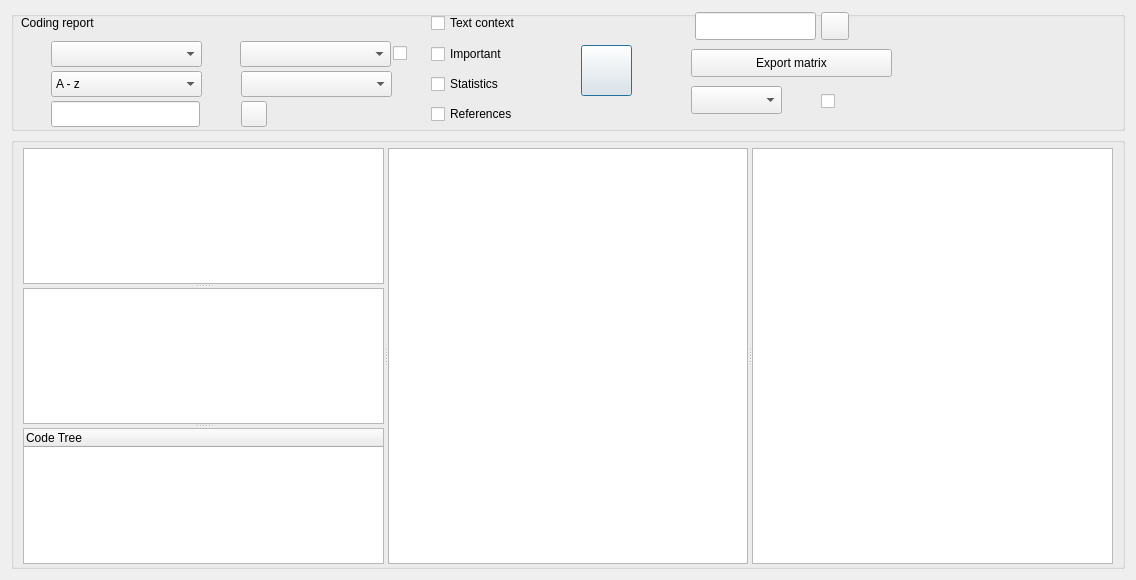
First picture: the form in src/GUI_UIs/ui_dialog_report_codings.ui, repository ccbogel/QualCoder, before the edit.
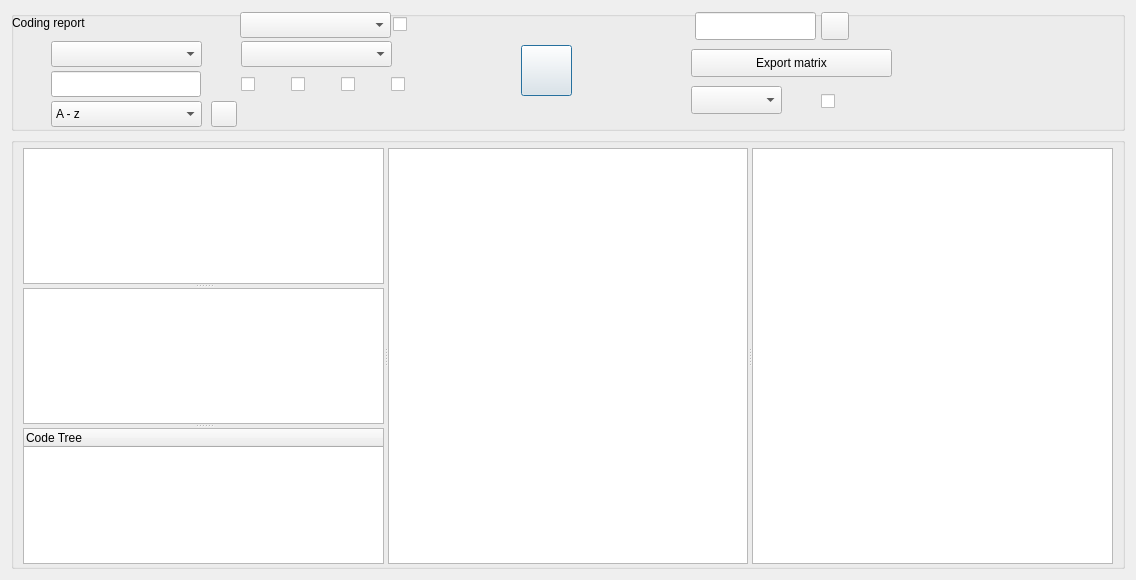
Second picture: the form after the edit.

Patch:
```diff
--- a/src/GUI_UIs/ui_dialog_report_codings.ui
+++ b/src/GUI_UIs/ui_dialog_report_codings.ui
@@ -44,8 +44,8 @@
       <property name="geometry">
        <rect>
         <x>40</x>
-        <y>90</y>
-        <width>149</width>
+        <y>60</y>
+        <width>150</width>
         <height>26</height>
        </rect>
       </property>
@@ -53,7 +53,7 @@
      <widget class="QPushButton" name="pushButton_run_report">
       <property name="geometry">
        <rect>
-        <x>570</x>
+        <x>510</x>
         <y>34</y>
         <width>51</width>
         <height>51</height>
@@ -79,7 +79,7 @@
      <widget class="QPushButton" name="pushButton_attributeselect">
       <property name="geometry">
        <rect>
-        <x>230</x>
+        <x>200</x>
         <y>90</y>
         <width>26</width>
         <height>26</height>
@@ -157,7 +157,7 @@
      <widget class="QLabel" name="label_title">
       <property name="geometry">
        <rect>
-        <x>10</x>
+        <x>1</x>
         <y>0</y>
         <width>191</width>
         <height>23</height>
@@ -171,7 +171,7 @@
       <property name="geometry">
        <rect>
         <x>229</x>
-        <y>30</y>
+        <y>1</y>
         <width>151</width>
         <height>26</height>
        </rect>
@@ -189,9 +189,9 @@
      <widget class="QCheckBox" name="checkBox_important">
       <property name="geometry">
        <rect>
-        <x>420</x>
-        <y>30</y>
-        <width>131</width>
+        <x>280</x>
+        <y>60</y>
+        <width>24</width>
         <height>26</height>
        </rect>
       </property>
@@ -199,14 +199,14 @@
        <string>Filter results for those marked Important</string>
       </property>
       <property name="text">
-       <string>Important</string>
+       <string/>
       </property>
      </widget>
      <widget class="QComboBox" name="comboBox_memos">
       <property name="geometry">
        <rect>
         <x>230</x>
-        <y>60</y>
+        <y>30</y>
         <width>151</width>
         <height>26</height>
        </rect>
@@ -219,7 +219,7 @@
       <property name="geometry">
        <rect>
         <x>200</x>
-        <y>60</y>
+        <y>30</y>
         <width>24</width>
         <height>24</height>
        </rect>
@@ -234,9 +234,9 @@
      <widget class="QCheckBox" name="checkBox_show_stats">
       <property name="geometry">
        <rect>
-        <x>420</x>
+        <x>330</x>
         <y>60</y>
-        <width>131</width>
+        <width>24</width>
         <height>26</height>
        </rect>
       </property>
@@ -244,14 +244,14 @@
        <string>Display summary statistics</string>
       </property>
       <property name="text">
-       <string>Statistics</string>
+       <string/>
       </property>
      </widget>
      <widget class="QCheckBox" name="checkBox_matrix_transpose">
       <property name="geometry">
        <rect>
         <x>382</x>
-        <y>30</y>
+        <y>1</y>
         <width>21</width>
         <height>24</height>
        </rect>
@@ -266,9 +266,9 @@
      <widget class="QCheckBox" name="checkBox_text_context">
       <property name="geometry">
        <rect>
-        <x>420</x>
-        <y>-1</y>
-        <width>131</width>
+        <x>230</x>
+        <y>60</y>
+        <width>24</width>
         <height>26</height>
        </rect>
       </property>
@@ -277,7 +277,7 @@
 Change Settings for number of characters and display style.</string>
       </property>
       <property name="text">
-       <string>Text context</string>
+       <string/>
       </property>
      </widget>
      <widget class="QLineEdit" name="lineEdit_search_results">
@@ -313,7 +313,7 @@
       <property name="geometry">
        <rect>
         <x>40</x>
-        <y>60</y>
+        <y>90</y>
         <width>151</width>
         <height>26</height>
        </rect>
@@ -399,9 +399,9 @@
      <widget class="QCheckBox" name="checkBox_show_refs">
       <property name="geometry">
        <rect>
-        <x>420</x>
-        <y>90</y>
-        <width>131</width>
+        <x>380</x>
+        <y>60</y>
+        <width>24</width>
         <height>26</height>
        </rect>
       </property>
@@ -409,7 +409,7 @@
        <string>Show references</string>
       </property>
       <property name="text">
-       <string>References</string>
+       <string/>
       </property>
      </widget>
      <widget class="QLabel" name="label_coders">
@@ -448,7 +448,7 @@
       <property name="geometry">
        <rect>
         <x>8</x>
-        <y>91</y>
+        <y>60</y>
         <width>26</width>
         <height>26</height>
        </rect>
@@ -464,7 +464,7 @@
       <property name="geometry">
        <rect>
         <x>200</x>
-        <y>30</y>
+        <y>1</y>
         <width>26</width>
         <height>26</height>
        </rect>
@@ -512,7 +512,7 @@
       <property name="geometry">
        <rect>
         <x>10</x>
-        <y>60</y>
+        <y>90</y>
         <width>26</width>
         <height>26</height>
        </rect>
@@ -524,6 +524,70 @@
        <string/>
       </property>
      </widget>
+     <widget class="QLabel" name="label_text_context">
+      <property name="geometry">
+       <rect>
+        <x>200</x>
+        <y>60</y>
+        <width>24</width>
+        <height>24</height>
+       </rect>
+      </property>
+      <property name="toolTip">
+       <string>Surround coded text with pre-text and post-text.</string>
+      </property>
+      <property name="text">
+       <string/>
+      </property>
+     </widget>
+     <widget class="QLabel" name="label_important">
+      <property name="geometry">
+       <rect>
+        <x>250</x>
+        <y>60</y>
+        <width>24</width>
+        <height>24</height>
+       </rect>
+      </property>
+      <property name="toolTip">
+       <string>Filter results for those marked important.</string>
+      </property>
+      <property name="text">
+       <string/>
+      </property>
+     </widget>
+     <widget class="QLabel" name="label_statistics">
+      <property name="geometry">
+       <rect>
+        <x>300</x>
+        <y>60</y>
+        <width>24</width>
+        <height>24</height>
+       </rect>
+      </property>
+      <property name="toolTip">
+       <string>Display summary statistics</string>
+      </property>
+      <property name="text">
+       <string/>
+      </property>
+     </widget>
+     <widget class="QLabel" name="label_references">
+      <property name="geometry">
+       <rect>
+        <x>350</x>
+        <y>60</y>
+        <width>24</width>
+        <height>24</height>
+       </rect>
+      </property>
+      <property name="toolTip">
+       <string>Show references</string>
+      </property>
+      <property name="text">
+       <string/>
+      </property>
+     </widget>
     </widget>
    </item>
    <item>
```
Left out of the diff: 10 changed lines with no effect on the pictures.
